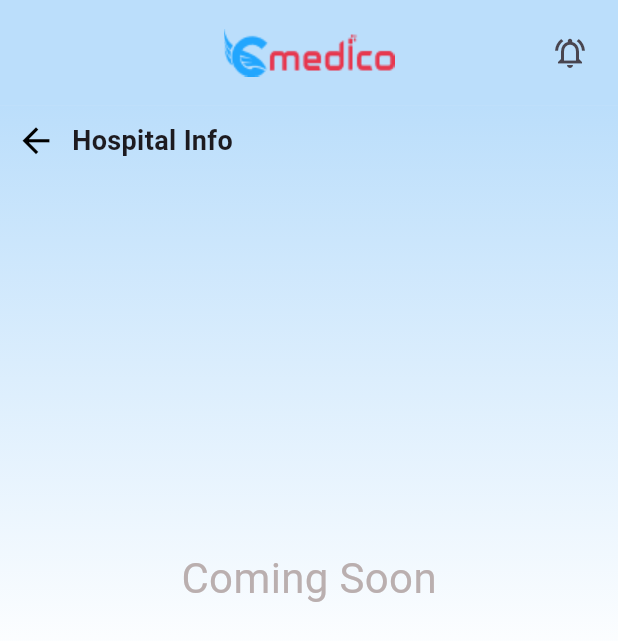
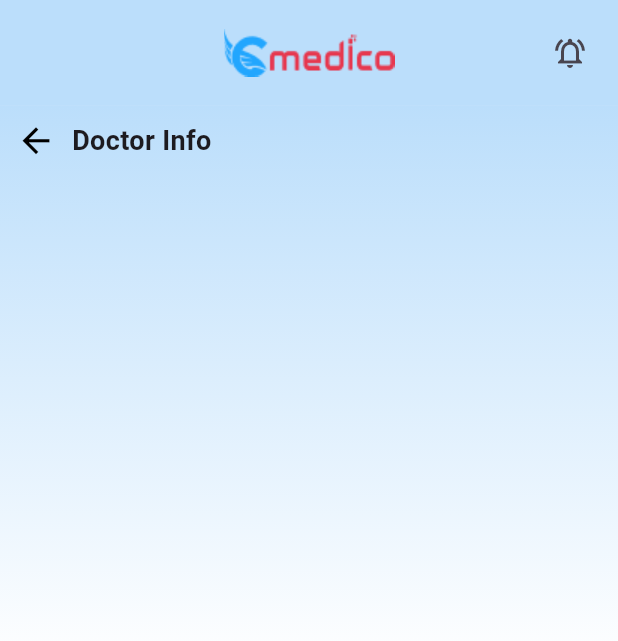
Before and after one commit to nooralom1/Medico_App, a Flutter app: the DoctorInfo screen opened directly, on a phone screen of 412 x 824 dp. Shown: the top 641 px of the screen. Run offline on Flutter 3.47's test engine with Material 3 defaults, Android fonts, the phone set to English and light mode, and no system bars; our stand-ins replace animated_notch_bottom_bar, carousel_slider, get.

Commit message:
doctor report

```diff
--- /dev/null
+++ b/lib/controller/getx_controller/doctor_report.dart
@@ -0,0 +1,6 @@
+import 'package:flutter/cupertino.dart';
+import 'package:get/get.dart';
+
+class DoctorReportController extends GetxController{
+  TextEditingController searchController = TextEditingController();
+}
--- a/lib/view/screen/doctor_info/doctor_info.dart
+++ b/lib/view/screen/doctor_info/doctor_info.dart
@@ -1,5 +1,5 @@
 import 'package:dr_apointment/view/common_widget/common_Text.dart';
-import 'package:dr_apointment/view/screen/bottom_navigation_bar.dart';
+import 'package:dr_apointment/view/screen/notification/notification.dart';
 import 'package:flutter/material.dart';
 import 'package:get/get.dart';
 
@@ -18,10 +18,14 @@ class DoctorInfo extends StatelessWidget {
           backgroundColor: Colors.blue.shade100,
           title: Image.asset("assets/logos/Group 8.png"),
           centerTitle: true,
-          actions: const [
+          actions: [
             Padding(
               padding: EdgeInsets.only(right: 20),
-              child: Icon(Icons.notifications_active_outlined),
+              child: InkWell(
+                  onTap: () {
+                    Get.to(() => NotificationPage());
+                  },
+                  child: Icon(Icons.notifications_active_outlined)),
             )
           ],
         ),
@@ -44,7 +48,7 @@ class DoctorInfo extends StatelessWidget {
                 children: [
                   IconButton(
                       onPressed: () {
-                        Get.off(() => const BottomNavBar());
+                        Get.back();
                       },
                       icon: const Icon(
                         Icons.arrow_back,
@@ -52,18 +56,14 @@ class DoctorInfo extends StatelessWidget {
                         size: 27,
                       )),
                   const CommonText(
-                    text: "Hospital Info",
+                    text: "Doctor Info",
                     fSize: 18,
                     fWeight: FontWeight.w600,
                   )
                 ],
               ),
-              SizedBox(height: screenHeight * 0.3),
-              CommonText(
-                text: "Coming Soon",
-                fSize: 28,
-                fColor: Color(0xffBAAFAF),
-              ),
+              SizedBox(height: screenHeight * 0.02),
+
             ],
           ),
         ),
```
